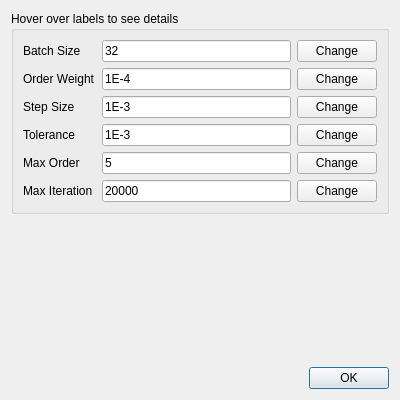
Above: form/FitSetting.ui from TLCFEM/damping-dolphin before the change. Below: the same form after it.
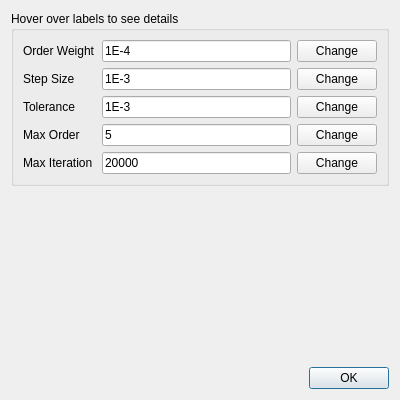
That is the form after the change.

What changed in the file:
```diff
--- a/form/FitSetting.ui
+++ b/form/FitSetting.ui
@@ -22,7 +22,7 @@
      <layout class="QVBoxLayout" name="verticalLayout_2">
       <item>
        <layout class="QGridLayout" name="gridLayout">
-        <item row="2" column="1">
+        <item row="1" column="1">
          <widget class="QLineEdit" name="stepSize">
           <property name="text">
            <string>1E-3</string>
@@ -32,14 +32,66 @@
           </property>
          </widget>
         </item>
+        <item row="4" column="2">
+         <widget class="QPushButton" name="changeMaxIter">
+          <property name="text">
+           <string>Change</string>
+          </property>
+         </widget>
+        </item>
+        <item row="2" column="1">
+         <widget class="QLineEdit" name="tolerance">
+          <property name="text">
+           <string>1E-3</string>
+          </property>
+          <property name="readOnly">
+           <bool>true</bool>
+          </property>
+         </widget>
+        </item>
+        <item row="3" column="2">
+         <widget class="QPushButton" name="changeMaxOrder">
+          <property name="text">
+           <string>Change</string>
+          </property>
+         </widget>
+        </item>
+        <item row="0" column="2">
+         <widget class="QPushButton" name="changeWeight">
+          <property name="text">
+           <string>Change</string>
+          </property>
+         </widget>
+        </item>
+        <item row="4" column="0">
+         <widget class="QLabel" name="maxIterLabel">
+          <property name="text">
+           <string>Max Iteration</string>
+          </property>
+         </widget>
+        </item>
         <item row="2" column="2">
-         <widget class="QPushButton" name="changeStepSize">
+         <widget class="QPushButton" name="changeTolerance">
           <property name="text">
            <string>Change</string>
           </property>
          </widget>
         </item>
-        <item row="1" column="0">
+        <item row="3" column="1">
+         <widget class="QLineEdit" name="maxOrder">
+          <property name="text">
+           <string>5</string>
+          </property>
+         </widget>
+        </item>
+        <item row="4" column="1">
+         <widget class="QLineEdit" name="maxIter">
+          <property name="text">
+           <string>20000</string>
+          </property>
+         </widget>
+        </item>
+        <item row="0" column="0">
          <widget class="QLabel" name="weightLabel">
           <property name="toolTip">
            <string>&lt;html&gt;&lt;head/&gt;&lt;body&gt;&lt;p&gt;Types 1, 2 and 4 involve order parameters that shall be integer. It is introduced into the cost function via the penalty method. The weight is the size of penalty, a value of smaller than E-3 often results in decent results.&lt;/p&gt;&lt;/body&gt;&lt;/html&gt;</string>
@@ -49,41 +101,21 @@
           </property>
          </widget>
         </item>
-        <item row="0" column="0">
-         <widget class="QLabel" name="batchSizeLabel">
-          <property name="toolTip">
-           <string>&lt;html&gt;&lt;head/&gt;&lt;body&gt;&lt;p&gt;Some optimizers perform optimization on batches, larger batch size may lead to better results.&lt;/p&gt;&lt;/body&gt;&lt;/html&gt;</string>
-          </property>
+        <item row="1" column="2">
+         <widget class="QPushButton" name="changeStepSize">
           <property name="text">
-           <string>Batch Size</string>
+           <string>Change</string>
           </property>
          </widget>
         </item>
-        <item row="4" column="0">
+        <item row="3" column="0">
          <widget class="QLabel" name="maxOrderLabel">
           <property name="text">
            <string>Max Order</string>
           </property>
          </widget>
         </item>
-        <item row="3" column="1">
-         <widget class="QLineEdit" name="tolerance">
-          <property name="text">
-           <string>1E-3</string>
-          </property>
-          <property name="readOnly">
-           <bool>true</bool>
-          </property>
-         </widget>
-        </item>
-        <item row="4" column="1">
-         <widget class="QLineEdit" name="maxOrder">
-          <property name="text">
-           <string>5</string>
-          </property>
-         </widget>
-        </item>
-        <item row="1" column="1">
+        <item row="0" column="1">
          <widget class="QLineEdit" name="weight">
           <property name="text">
            <string>1E-4</string>
@@ -93,76 +125,17 @@
           </property>
          </widget>
         </item>
-        <item row="3" column="2">
-         <widget class="QPushButton" name="changeTolerance">
-          <property name="text">
-           <string>Change</string>
-          </property>
-         </widget>
-        </item>
-        <item row="4" column="2">
-         <widget class="QPushButton" name="changeMaxOrder">
-          <property name="text">
-           <string>Change</string>
-          </property>
-         </widget>
-        </item>
-        <item row="3" column="0">
-         <widget class="QLabel" name="toleranceLabel">
-          <property name="text">
-           <string>Tolerance</string>
-          </property>
-         </widget>
-        </item>
-        <item row="1" column="2">
-         <widget class="QPushButton" name="changeWeight">
-          <property name="text">
-           <string>Change</string>
-          </property>
-         </widget>
-        </item>
-        <item row="2" column="0">
+        <item row="1" column="0">
          <widget class="QLabel" name="stepSizeLabel">
           <property name="text">
            <string>Step Size</string>
           </property>
          </widget>
         </item>
-        <item row="0" column="1">
-         <widget class="QLineEdit" name="batchSize">
+        <item row="2" column="0">
+         <widget class="QLabel" name="toleranceLabel">
           <property name="text">
-           <string>32</string>
-          </property>
-          <property name="readOnly">
-           <bool>true</bool>
-          </property>
-         </widget>
-        </item>
-        <item row="0" column="2">
-         <widget class="QPushButton" name="changeBatchSize">
-          <property name="text">
-           <string>Change</string>
-          </property>
-         </widget>
-        </item>
-        <item row="5" column="1">
-         <widget class="QLineEdit" name="maxIter">
-          <property name="text">
-           <string>20000</string>
-          </property>
-         </widget>
-        </item>
-        <item row="5" column="0">
-         <widget class="QLabel" name="maxIterLabel">
-          <property name="text">
-           <string>Max Iteration</string>
-          </property>
-         </widget>
-        </item>
-        <item row="5" column="2">
-         <widget class="QPushButton" name="changeMaxIter">
-          <property name="text">
-           <string>Change</string>
+           <string>Tolerance</string>
           </property>
          </widget>
         </item>
```
